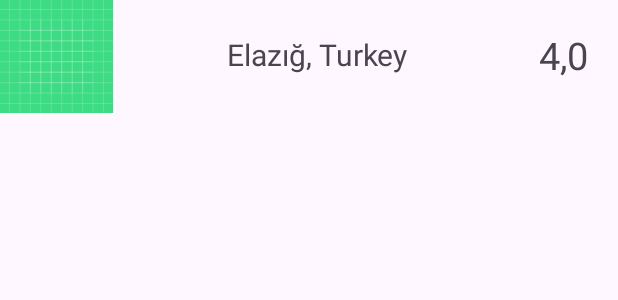
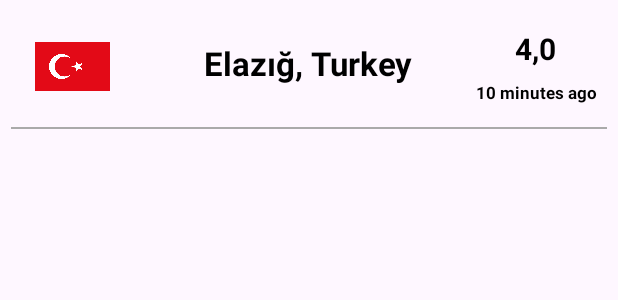
Before and after one commit to TechGeeksClub/EarthquakeApp, an Android app: the layout earthquake_row.xml on its own in the app's theme, with its tools: preview values and no code run, on a phone screen of 412 x 824 dp. Shown: the top 300 px of the screen. Run offline under Robolectric (Android 15) with nearby library versions, the phone set to English and light mode, and no system bars.

Commit message:
edited recyclerview row xml.

```diff
--- a/app/src/main/res/layout/earthquake_row.xml
+++ b/app/src/main/res/layout/earthquake_row.xml
@@ -3,13 +3,17 @@
     xmlns:app="http://schemas.android.com/apk/res-auto"
     xmlns:tools="http://schemas.android.com/tools"
     android:layout_width="match_parent"
-    android:layout_height="match_parent">
+    android:padding="7dp"
+    android:layout_height="wrap_content">
+
 
     <ImageView
         android:id="@+id/countryFlagIV"
-        android:layout_width="75dp"
-        android:src="@drawable/ic_launcher_background"
-        android:layout_height="75dp"
+        android:layout_width="50dp"
+        android:layout_height="50dp"
+        android:layout_marginStart="16dp"
+        android:layout_marginTop="12dp"
+        android:src="@drawable/shape"
         app:layout_constraintStart_toStartOf="parent"
         app:layout_constraintTop_toTopOf="parent">
 
@@ -18,32 +22,81 @@
     <TextView
         android:id="@+id/countryTV"
         android:layout_width="208dp"
-        android:layout_height="73dp"
-        android:layout_marginStart="32dp"
+        android:layout_height="wrap_content"
+        android:layout_marginStart="28dp"
+        android:layout_marginTop="20dp"
         android:gravity="center"
         android:text="Elazığ, Turkey"
         android:textAlignment="center"
-        android:textSize="20sp"
+        android:textColor="@color/black"
+        android:textSize="22sp"
+        android:textStyle="bold"
         app:layout_constraintStart_toEndOf="@+id/countryFlagIV"
         app:layout_constraintTop_toTopOf="parent">
 
     </TextView>
 
-    <TextView
-        android:id="@+id/intensityTV"
-        android:layout_width="73dp"
-        android:layout_height="73dp"
-        android:layout_marginStart="36dp"
-        android:text="4,0"
-        android:textSize="25sp"
-        android:textAlignment="center"
-        android:gravity="center"
+    <androidx.constraintlayout.widget.ConstraintLayout
+        android:layout_width="wrap_content"
+        android:padding="5dp"
+        android:layout_height="wrap_content"
+        android:layout_marginTop="6dp"
         app:layout_constraintEnd_toEndOf="parent"
-        app:layout_constraintHorizontal_bias="1.0"
+        app:layout_constraintHorizontal_bias="0.7"
         app:layout_constraintStart_toEndOf="@+id/countryTV"
         app:layout_constraintTop_toTopOf="parent">
 
-    </TextView>
+        <TextView
+            android:id="@+id/intensityTV"
+            android:layout_width="match_parent"
+            android:layout_height="wrap_content"
+            android:layout_alignParentTop="true"
+            android:layout_marginTop="0dp"
+            android:gravity="center"
+            android:text="4,0"
+            android:textAlignment="center"
+            android:textColor="@color/black"
+            android:textSize="20sp"
+            android:textStyle="bold"
+            app:layout_constraintEnd_toEndOf="parent"
+            app:layout_constraintHorizontal_bias="0.488"
+            app:layout_constraintStart_toStartOf="parent"
+            app:layout_constraintTop_toTopOf="parent">
+
+        </TextView>
+
+        <TextView
+            android:id="@+id/HowManyMinutesTV"
+            android:layout_width="match_parent"
+            android:layout_height="wrap_content"
+            android:layout_alignParentBottom="true"
+            android:layout_marginTop="8dp"
+            android:gravity="center"
+            android:maxLines="1"
+            android:text="10 minutes ago"
+
+            android:textAlignment="center"
+            android:textColor="@color/black"
+            android:textSize="11sp"
+            android:textStyle="bold"
+            app:layout_constraintBottom_toBottomOf="parent"
+            app:layout_constraintEnd_toEndOf="parent"
+            app:layout_constraintStart_toStartOf="parent"
+            app:layout_constraintTop_toBottomOf="@+id/intensityTV"
+            app:layout_constraintVertical_bias="0.157">
+
+        </TextView>
+
+    </androidx.constraintlayout.widget.ConstraintLayout>
+
+    <View
+        android:layout_width="match_parent"
+        android:layout_height="1dp"
+        android:layout_alignParentBottom="true"
+        android:layout_marginTop="28dp"
+        android:background="@android:color/darker_gray"
+        app:layout_constraintTop_toBottomOf="@+id/countryTV"
+        tools:layout_editor_absoluteX="6dp" />
 
 
 </androidx.constraintlayout.widget.ConstraintLayout>
```
